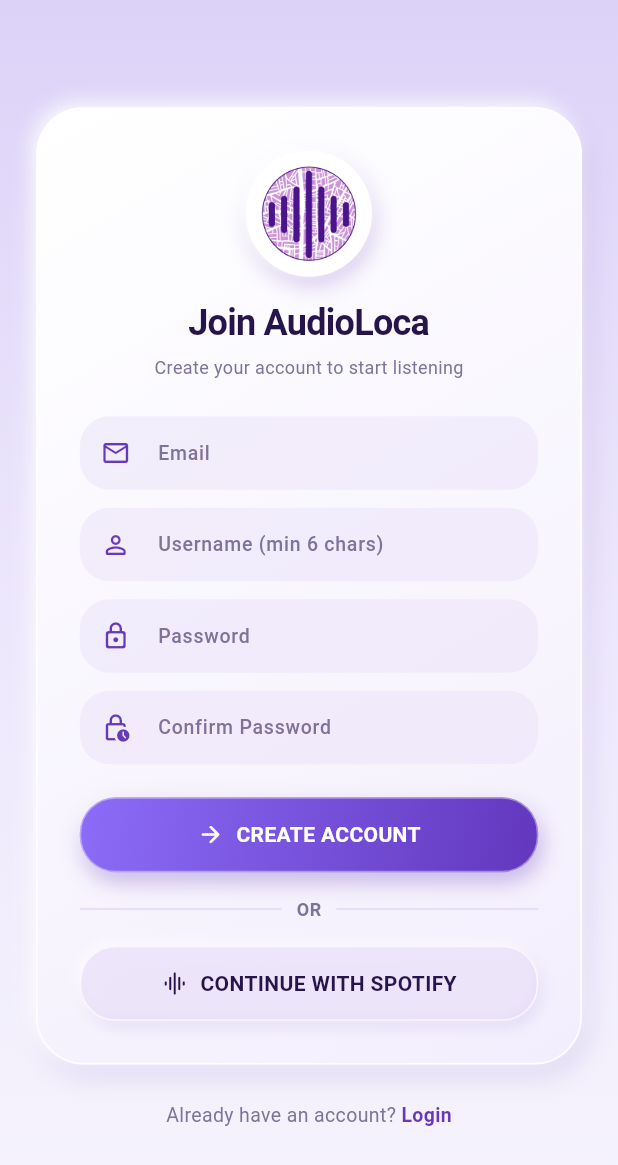
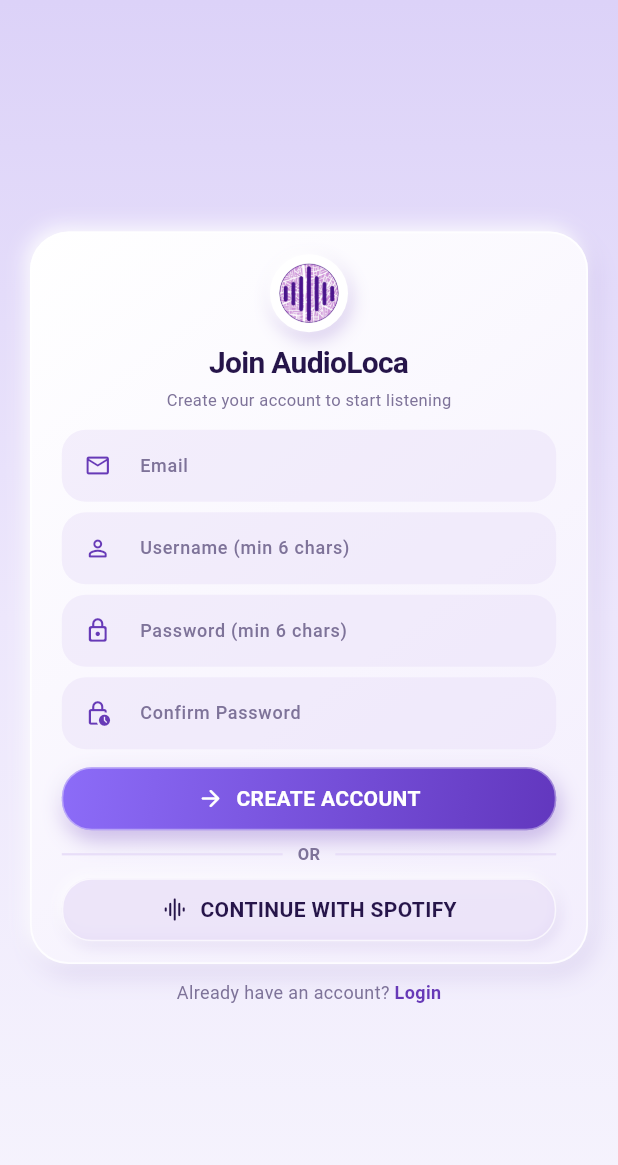
Before and after one commit to xtianvelasquez/audioloca, a Flutter app: the screen it shows after launch, after a tap on "Sign up", on a phone screen of 412 x 824 dp. Shown: the top 1165 px of the screen. Run offline on Flutter 3.47's test engine with Material 3 defaults, Android fonts, the phone set to English and light mode, and no system bars; our stand-ins replace cached_network_image, camera, file_picker, flutter_map, flutter_secure_storage, geolocator and 6 more; missing offline and left inert: audio_session, flutter_web_auth_2, google_mlkit_face_detection, spotify_sdk, tflite_flutter; network calls fail.

Commit message:
Refactor signup page UI and improve user feedback
- Updated the signup page to enhance the user interface with better spacing and font sizes.
- Changed alert messages to provide clearer feedback upon successful signup and login.
- Added camera transition handling in Tab3 to prevent conflicts during tab activation and deactivation.
- Improved audio response building in the audio API to streamline genre and user data retrieval.
- Refactored OAuth handling to use httpx for asynchronous requests, improving performance.
- Added cleanup logic to delete audio records associated with deleted albums.
- Enhanced database query efficiency by using selectinload for related audio and user data.
- Updated token expiration handling to be more flexible and consistent across the application.
- Improved error handling and response messages in various API endpoints.

```diff
--- a/audioloca/lib/controller/tap.controller.dart
+++ b/audioloca/lib/controller/tap.controller.dart
@@ -47,6 +47,10 @@
     final photoUrl = "${Environment.audiolocaBaseUrl}/${audio.albumCover}";
 
     try {
+      try {
+        await SpotifyPlayerService().pause();
+      } catch (_) {}
+
       await localPlayer.playFromUrl(
         url: audioUrl,
         title: audio.audioTitle,
--- a/audioloca/lib/core/alert.dialog.dart
+++ b/audioloca/lib/core/alert.dialog.dart
@@ -3,8 +3,12 @@
 import 'package:audioloca/core/utils.dart';
 
 class CustomAlertDialog {
-  static void success(BuildContext context, String message, {String title = 'Success'}) {
-    _showDialog(
+  static Future<void> success(
+    BuildContext context,
+    String message, {
+    String title = 'Success',
+  }) {
+    return _showDialog(
       context: context,
       title: title,
       message: message,
@@ -14,9 +18,13 @@
     );
   }
 
-  static void failed(BuildContext context, dynamic message, {String title = 'Error'}) {
+  static Future<void> failed(
+    BuildContext context,
+    dynamic message, {
+    String title = 'Error',
+  }) {
     final cleanMessage = sanitizeErrorMessage(message);
-    _showDialog(
+    return _showDialog(
       context: context,
       title: title,
       message: cleanMessage,
@@ -26,7 +34,7 @@
     );
   }
 
-  static void _showDialog({
+  static Future<void> _showDialog({
     required BuildContext context,
     required String title,
     required String message,
@@ -34,7 +42,7 @@
     required Color titleColor,
     required Color messageColor,
   }) {
-    showDialog(
+    return showDialog(
       context: context,
       builder: (BuildContext context) {
         return Center(
--- a/audioloca/lib/login/login.page.dart
+++ b/audioloca/lib/login/login.page.dart
@@ -122,28 +122,37 @@
     return Scaffold(
       backgroundColor: AppColors.bgMid,
       body: Container(
+        width: double.infinity,
+        height: double.infinity,
         decoration: const BoxDecoration(
           gradient: AppGradients.background,
         ),
+        child: SafeArea(
           child: Center(
             child: SingleChildScrollView(
-            padding: const EdgeInsets.symmetric(horizontal: 24, vertical: 36),
+              physics: const ClampingScrollPhysics(),
+              padding: const EdgeInsets.symmetric(horizontal: 20, vertical: 12),
               child: FadeTransition(
                 opacity: fadeAnimation,
                 child: Column(
                   mainAxisAlignment: MainAxisAlignment.center,
+                  mainAxisSize: MainAxisSize.min,
                   children: [
                     // App Card Container
                     Container(
-                    padding: const EdgeInsets.all(28),
-                    decoration: ClayDecorations.card(radius: 32),
+                      padding: const EdgeInsets.symmetric(
+                        horizontal: 22,
+                        vertical: 18,
+                      ),
+                      decoration: ClayDecorations.card(radius: 28),
                       child: Column(
+                        mainAxisSize: MainAxisSize.min,
                         children: [
                           // LOGO inside clay frame
                           Container(
-                          width: 100,
-                          height: 100,
-                          padding: const EdgeInsets.all(12),
+                            width: 68,
+                            height: 68,
+                            padding: const EdgeInsets.all(8),
                             decoration: BoxDecoration(
                               shape: BoxShape.circle,
                               color: Colors.white,
@@ -152,8 +161,8 @@
                                   color: AppColors.primaryPurple.withValues(
                                     alpha: 0.25,
                                   ),
-                                offset: const Offset(2, 6),
-                                blurRadius: 12,
+                                  offset: const Offset(2, 5),
+                                  blurRadius: 10,
                                 ),
                                 const BoxShadow(
                                   color: Colors.white,
@@ -169,34 +178,34 @@
                               ),
                             ),
                           ),
-                        const SizedBox(height: 16),
+                          const SizedBox(height: 10),
 
                           // APP NAME
                           const Text(
                             'AudioLoca',
                             style: TextStyle(
-                            fontSize: 26,
+                              fontSize: 22,
                               fontWeight: FontWeight.bold,
                               color: AppColors.dark,
                               letterSpacing: -0.5,
                             ),
                           ),
-                        const SizedBox(height: 4),
+                          const SizedBox(height: 2),
                           const Text(
                             'Discover music around you',
                             style: TextStyle(
-                            fontSize: 13,
+                              fontSize: 12,
                               color: AppColors.textSecondary,
                             ),
                           ),
-                        const SizedBox(height: 28),
+                          const SizedBox(height: 18),
 
                           // USERNAME FIELD
                           TextField(
                             controller: usernameController,
                             style: const TextStyle(
                               color: AppColors.dark,
-                            fontSize: 14,
+                              fontSize: 13,
                               fontWeight: FontWeight.w500,
                             ),
                             decoration: InputDecoration(
@@ -208,21 +217,22 @@
                               prefixIcon: const Icon(
                                 Icons.person_outline_rounded,
                                 color: AppColors.primaryPurple,
-                              size: 20,
+                                size: 18,
                               ),
                               filled: true,
-                            fillColor: AppColors.pillBg.withValues(alpha: 0.45),
+                              fillColor:
+                                  AppColors.pillBg.withValues(alpha: 0.45),
                               border: OutlineInputBorder(
-                              borderRadius: BorderRadius.circular(20),
+                                borderRadius: BorderRadius.circular(18),
                                 borderSide: BorderSide.none,
                               ),
                               contentPadding: const EdgeInsets.symmetric(
                                 horizontal: 16,
-                              vertical: 14,
+                                vertical: 10,
                               ),
                             ),
                           ),
-                        const SizedBox(height: 14),
+                          const SizedBox(height: 10),
 
                           // PASSWORD FIELD
                           TextField(
@@ -230,7 +240,7 @@
                             obscureText: true,
                             style: const TextStyle(
                               color: AppColors.dark,
-                            fontSize: 14,
+                              fontSize: 13,
                               fontWeight: FontWeight.w500,
                             ),
                             decoration: InputDecoration(
@@ -242,34 +252,37 @@
                               prefixIcon: const Icon(
                                 Icons.lock_outline_rounded,
                                 color: AppColors.primaryPurple,
-                              size: 20,
+                                size: 18,
                               ),
                               filled: true,
-                            fillColor: AppColors.pillBg.withValues(alpha: 0.45),
+                              fillColor:
+                                  AppColors.pillBg.withValues(alpha: 0.45),
                               border: OutlineInputBorder(
-                              borderRadius: BorderRadius.circular(20),
+                                borderRadius: BorderRadius.circular(18),
                                 borderSide: BorderSide.none,
                               ),
                               contentPadding: const EdgeInsets.symmetric(
                                 horizontal: 16,
-                              vertical: 14,
+                                vertical: 10,
                               ),
                             ),
                           ),
-                        const SizedBox(height: 24),
+                          const SizedBox(height: 16),
 
                           // LOGIN BUTTON
                           SizedBox(
                             width: double.infinity,
                             child: ClayButton(
                               text: isAuthenticating ? 'LOGGING IN...' : 'LOGIN',
-                            icon: isAuthenticating ? null : Icons.login_rounded,
-                            radius: 24,
-                            padding: const EdgeInsets.symmetric(vertical: 14),
+                              icon:
+                                  isAuthenticating ? null : Icons.login_rounded,
+                              radius: 22,
+                              padding:
+                                  const EdgeInsets.symmetric(vertical: 11),
                               onPressed: isAuthenticating ? null : handleLogin,
                             ),
                           ),
-                        const SizedBox(height: 18),
+                          const SizedBox(height: 12),
 
                           // DIVIDER
                           Row(
@@ -286,7 +299,7 @@
                                   'OR',
                                   style: TextStyle(
                                     color: AppColors.textSecondary,
-                                  fontSize: 12,
+                                    fontSize: 11,
                                     fontWeight: FontWeight.bold,
                                   ),
                                 ),
@@ -299,7 +312,7 @@
                               ),
                             ],
                           ),
-                        const SizedBox(height: 18),
+                          const SizedBox(height: 12),
 
                           // CONTINUE WITH SPOTIFY BUTTON
                           SizedBox(
@@ -308,8 +321,9 @@
                               text: 'CONTINUE WITH SPOTIFY',
                               icon: Icons.graphic_eq_rounded,
                               isSecondary: true,
-                            radius: 24,
-                            padding: const EdgeInsets.symmetric(vertical: 14),
+                              radius: 22,
+                              padding:
+                                  const EdgeInsets.symmetric(vertical: 11),
                               onPressed:
                                   isAuthenticating ? null : handleSpotifyLogin,
                             ),
@@ -317,7 +331,7 @@
                         ],
                       ),
                     ),
-                  const SizedBox(height: 24),
+                    const SizedBox(height: 14),
 
                     // SIGN UP LINK
                     Row(
@@ -327,7 +341,7 @@
                           "Don't have an account? ",
                           style: TextStyle(
                             color: AppColors.textSecondary,
-                          fontSize: 13,
+                            fontSize: 12,
                           ),
                         ),
                         GestureDetector(
@@ -344,7 +358,7 @@
                             style: TextStyle(
                               color: AppColors.primaryPurple,
                               fontWeight: FontWeight.bold,
-                            fontSize: 13,
+                              fontSize: 12,
                             ),
                           ),
                         ),
@@ -356,6 +370,7 @@
             ),
           ),
         ),
+      ),
     );
   }
 }
--- a/audioloca/lib/main.dart
+++ b/audioloca/lib/main.dart
@@ -1,7 +1,6 @@
 import 'package:geolocator/geolocator.dart';
 import 'package:flutter/material.dart';
 import 'package:audioloca/core/secure.storage.dart';
-import 'package:audioloca/business/emotion.recognition.dart';
 import 'package:audioloca/login/login.page.dart';
 import 'package:audioloca/tabs/tabs.routing.dart';
 import 'package:audioloca/theme.dart';
@@ -16,8 +15,6 @@
   } catch (e) {
     debugPrint('Geolocator initialization failed: $e');
   }
-
-  await emotionService.loadModels();
 
   runApp(const AudioLoca());
 }
--- a/audioloca/lib/signup/signup.page.dart
+++ b/audioloca/lib/signup/signup.page.dart
@@ -98,11 +98,12 @@
         log.i('[Flutter] Signup successful!');
 
         if (!mounted) return;
-        CustomAlertDialog.success(
+        await CustomAlertDialog.success(
           context,
-          'Account created! You can now login.',
+          'Account created successfully! You can now log in.',
         );
 
+        if (!mounted) return;
         Navigator.pushReplacement(
           context,
           MaterialPageRoute(builder: (_) => const LoginPage()),
@@ -129,8 +130,9 @@
         log.i('[Flutter] Spotify login successful!');
 
         if (!mounted) return;
-        CustomAlertDialog.success(context, 'Login successful!');
+        await CustomAlertDialog.success(context, 'Login successful!');
 
+        if (!mounted) return;
         Navigator.pushReplacement(
           context,
           MaterialPageRoute(builder: (_) => const TabsRouting()),
@@ -155,23 +157,24 @@
       hintText: hint,
       hintStyle: const TextStyle(
         color: AppColors.textSecondary,
-        fontSize: 13,
+        fontSize: 12,
       ),
       prefixIcon: Icon(
         icon,
         color: AppColors.primaryPurple,
-        size: 20,
+        size: 18,
       ),
       filled: true,
       fillColor: AppColors.pillBg.withValues(alpha: 0.45),
       border: OutlineInputBorder(
-        borderRadius: BorderRadius.circular(20),
+        borderRadius: BorderRadius.circular(16),
         borderSide: BorderSide.none,
       ),
       contentPadding: const EdgeInsets.symmetric(
-        horizontal: 16,
-        vertical: 14,
+        horizontal: 14,
+        vertical: 8,
       ),
+      isDense: true,
     );
   }
 
@@ -180,27 +183,36 @@
     return Scaffold(
       backgroundColor: AppColors.bgMid,
       body: Container(
+        width: double.infinity,
+        height: double.infinity,
         decoration: const BoxDecoration(
           gradient: AppGradients.background,
         ),
+        child: SafeArea(
           child: Center(
             child: SingleChildScrollView(
-            padding: const EdgeInsets.symmetric(horizontal: 24, vertical: 36),
+              physics: const ClampingScrollPhysics(),
+              padding: const EdgeInsets.symmetric(horizontal: 20, vertical: 8),
               child: FadeTransition(
                 opacity: fadeAnimation,
                 child: Column(
                   mainAxisAlignment: MainAxisAlignment.center,
+                  mainAxisSize: MainAxisSize.min,
                   children: [
                     Container(
-                    padding: const EdgeInsets.all(28),
-                    decoration: ClayDecorations.card(radius: 32),
+                      padding: const EdgeInsets.symmetric(
+                        horizontal: 20,
+                        vertical: 14,
+                      ),
+                      decoration: ClayDecorations.card(radius: 26),
                       child: Column(
+                        mainAxisSize: MainAxisSize.min,
                         children: [
                           // Logo inside clay circle
                           Container(
-                          width: 84,
-                          height: 84,
-                          padding: const EdgeInsets.all(10),
+                            width: 52,
+                            height: 52,
+                            padding: const EdgeInsets.all(6),
                             decoration: BoxDecoration(
                               shape: BoxShape.circle,
                               color: Colors.white,
@@ -209,13 +221,13 @@
                                   color: AppColors.primaryPurple.withValues(
                                     alpha: 0.25,
                                   ),
-                                offset: const Offset(2, 6),
-                                blurRadius: 12,
+                                  offset: const Offset(2, 5),
+                                  blurRadius: 10,
                                 ),
                                 const BoxShadow(
                                   color: Colors.white,
                                   offset: Offset(-2, -2),
-                                blurRadius: 6,
+                                  blurRadius: 5,
                                 ),
                               ],
                             ),
@@ -226,26 +238,26 @@
                               ),
                             ),
                           ),
-                        const SizedBox(height: 14),
+                          const SizedBox(height: 6),
 
                           const Text(
                             'Join AudioLoca',
                             style: TextStyle(
-                            fontSize: 24,
+                              fontSize: 20,
                               fontWeight: FontWeight.bold,
                               color: AppColors.dark,
                               letterSpacing: -0.5,
                             ),
                           ),
-                        const SizedBox(height: 4),
+                          const SizedBox(height: 2),
                           const Text(
                             'Create your account to start listening',
                             style: TextStyle(
-                            fontSize: 12,
+                              fontSize: 11,
                               color: AppColors.textSecondary,
                             ),
                           ),
-                        const SizedBox(height: 24),
+                          const SizedBox(height: 12),
 
                           // EMAIL FIELD
                           TextField(
@@ -253,7 +265,7 @@
                             keyboardType: TextInputType.emailAddress,
                             style: const TextStyle(
                               color: AppColors.dark,
-                            fontSize: 14,
+                              fontSize: 13,
                               fontWeight: FontWeight.w500,
                             ),
                             decoration: _inputDeco(
@@ -261,14 +273,14 @@
                               Icons.email_outlined,
                             ),
                           ),
-                        const SizedBox(height: 12),
+                          const SizedBox(height: 7),
 
                           // USERNAME FIELD
                           TextField(
                             controller: usernameController,
                             style: const TextStyle(
                               color: AppColors.dark,
-                            fontSize: 14,
+                              fontSize: 13,
                               fontWeight: FontWeight.w500,
                             ),
                             decoration: _inputDeco(
@@ -276,7 +288,7 @@
                               Icons.person_outline_rounded,
                             ),
                           ),
-                        const SizedBox(height: 12),
+                          const SizedBox(height: 7),
 
                           // PASSWORD FIELD
                           TextField(
@@ -284,15 +296,15 @@
                             obscureText: true,
                             style: const TextStyle(
                               color: AppColors.dark,
-                            fontSize: 14,
+                              fontSize: 13,
                               fontWeight: FontWeight.w500,
                             ),
                             decoration: _inputDeco(
-                            'Password',
+                              'Password (min 6 chars)',
                               Icons.lock_outline_rounded,
                             ),
                           ),
-                        const SizedBox(height: 12),
+                          const SizedBox(height: 7),
 
                           // CONFIRM PASSWORD FIELD
                           TextField(
@@ -300,7 +312,7 @@
                             obscureText: true,
                             style: const TextStyle(
                               color: AppColors.dark,
-                            fontSize: 14,
+                              fontSize: 13,
                               fontWeight: FontWeight.w500,
                             ),
                             decoration: _inputDeco(
@@ -308,7 +320,7 @@
                               Icons.lock_clock_outlined,
                             ),
                           ),
-                        const SizedBox(height: 22),
+                          const SizedBox(height: 12),
 
                           // SIGNUP BUTTON
                           SizedBox(
@@ -320,12 +332,13 @@
                               icon: isAuthenticating
                                   ? null
                                   : Icons.arrow_forward_rounded,
-                            radius: 24,
-                            padding: const EdgeInsets.symmetric(vertical: 14),
+                              radius: 20,
+                              padding:
+                                  const EdgeInsets.symmetric(vertical: 10),
                               onPressed: isAuthenticating ? null : handleSignup,
                             ),
                           ),
-                        const SizedBox(height: 16),
+                          const SizedBox(height: 8),
 
                           // DIVIDER
                           Row(
@@ -337,12 +350,13 @@
                                 ),
                               ),
                               const Padding(
-                              padding: EdgeInsets.symmetric(horizontal: 10.0),
+                                padding:
+                                    EdgeInsets.symmetric(horizontal: 10.0),
                                 child: Text(
                                   'OR',
                                   style: TextStyle(
                                     color: AppColors.textSecondary,
-                                  fontSize: 12,
+                                    fontSize: 11,
                                     fontWeight: FontWeight.bold,
                                   ),
                                 ),
@@ -355,7 +369,7 @@
                               ),
                             ],
                           ),
-                        const SizedBox(height: 16),
+                          const SizedBox(height: 8),
 
                           // SPOTIFY BUTTON
                           SizedBox(
@@ -364,8 +378,9 @@
                               text: 'CONTINUE WITH SPOTIFY',
                               icon: Icons.graphic_eq_rounded,
                               isSecondary: true,
-                            radius: 24,
-                            padding: const EdgeInsets.symmetric(vertical: 14),
+                              radius: 20,
+                              padding:
+                                  const EdgeInsets.symmetric(vertical: 10),
                               onPressed:
                                   isAuthenticating ? null : handleSpotifyLogin,
                             ),
@@ -373,7 +388,7 @@
                         ],
                       ),
                     ),
-                  const SizedBox(height: 24),
+                    const SizedBox(height: 10),
 
                     // LOGIN LINK
                     Row(
@@ -383,7 +398,7 @@
                           "Already have an account? ",
                           style: TextStyle(
                             color: AppColors.textSecondary,
-                          fontSize: 13,
+                            fontSize: 12,
                           ),
                         ),
                         GestureDetector(
@@ -400,7 +415,7 @@
                             style: TextStyle(
                               color: AppColors.primaryPurple,
                               fontWeight: FontWeight.bold,
-                            fontSize: 13,
+                              fontSize: 12,
                             ),
                           ),
                         ),
@@ -412,6 +427,7 @@
             ),
           ),
         ),
+      ),
     );
   }
 }
```
Also changed, not shown: audioloca/lib/tab1/tab1.page.dart (+9 -2 lines), audioloca/lib/tab3/tab3.page.dart (+31 -3 lines), 9 other files. Lines whose indentation alone changed are shown as unchanged.
